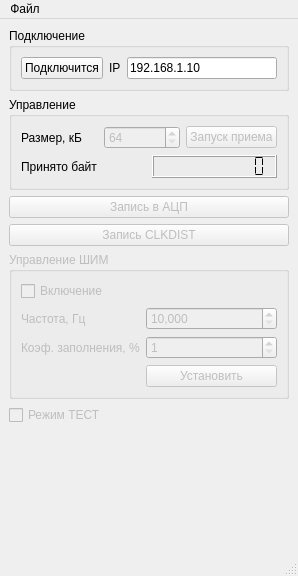
Before: the Qt Designer form mainwindow.ui in reffum/digitizer_pc, drawn with Qt 5.
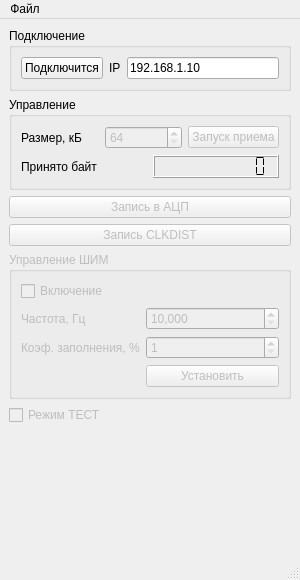
After: the same form once the commit is applied.

Commit message: Fir 2 errors: 1. I was set invalid fixed size for window. 2. If there was error while connection, widgtes is not disabled.

Diff of the .ui file:
```diff
--- a/mainwindow.ui
+++ b/mainwindow.ui
@@ -6,8 +6,8 @@
    <rect>
     <x>0</x>
     <y>0</y>
-    <width>298</width>
-    <height>576</height>
+    <width>300</width>
+    <height>580</height>
    </rect>
   </property>
   <property name="minimumSize">
@@ -246,7 +246,7 @@
     <rect>
      <x>0</x>
      <y>0</y>
-     <width>298</width>
+     <width>300</width>
      <height>21</height>
     </rect>
    </property>
```
The commit also changes 1 other file.
